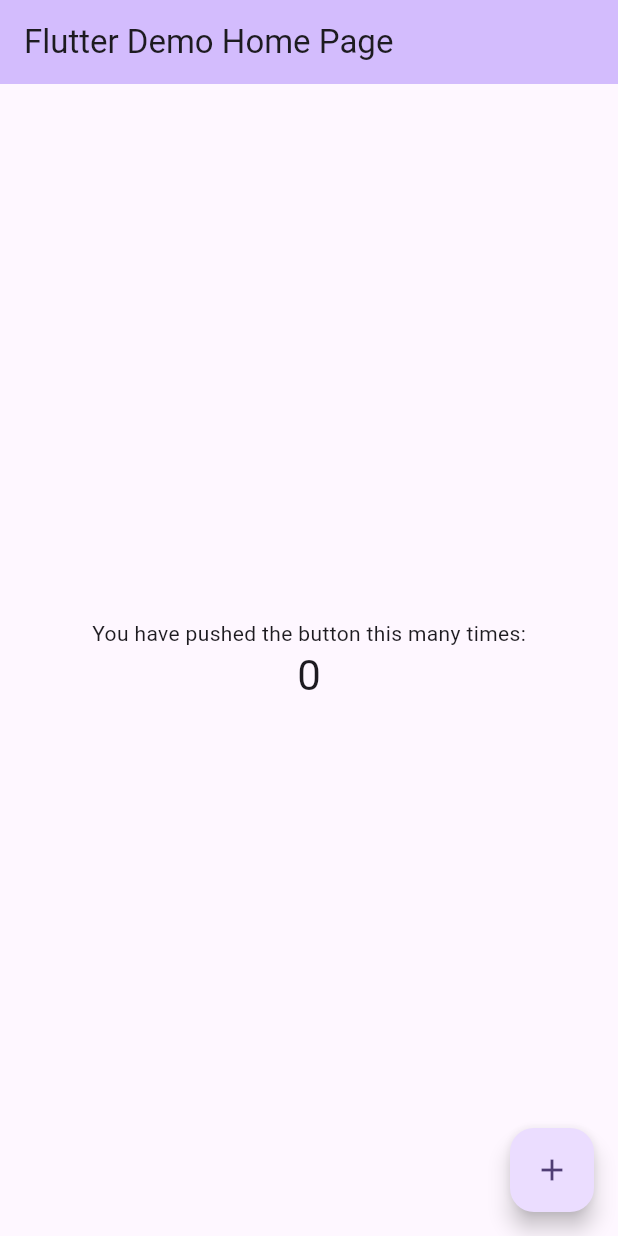
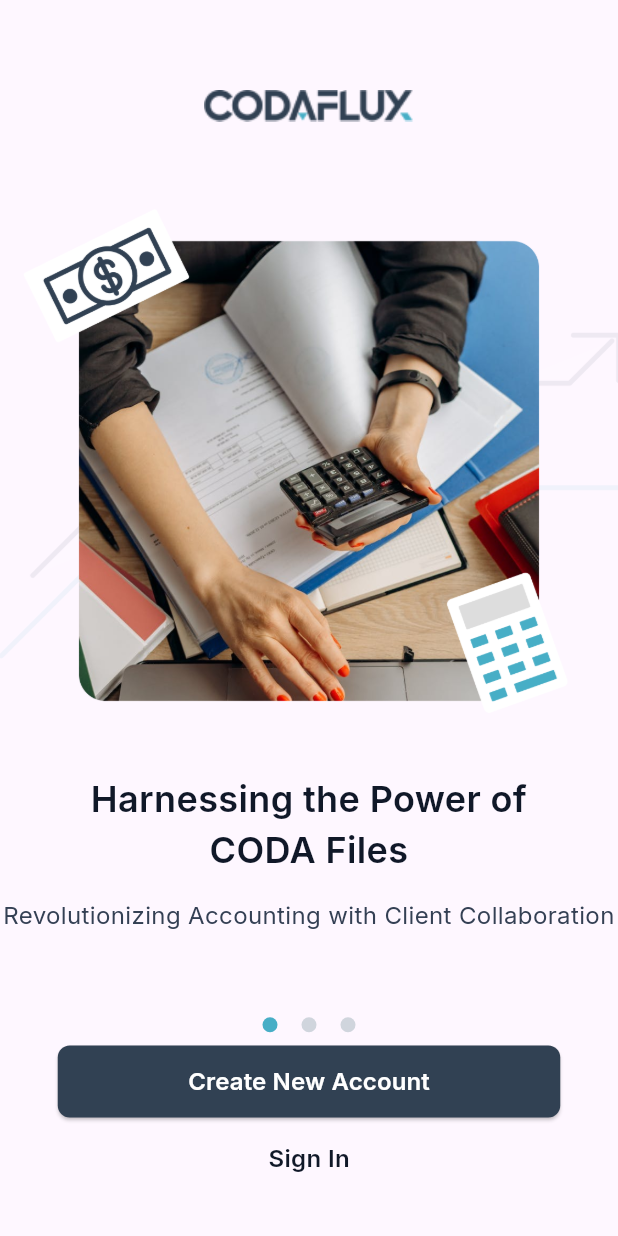
Before and after one commit to MurtazaFlutter/CodaFlux, a Flutter app: the screen it shows after launch, on a phone screen of 412 x 824 dp. Run offline on Flutter 3.47's test engine with Material 2 defaults, Android fonts, the phone set to English and light mode, and no system bars; our stand-ins replace flutter_svg, gap, google_fonts.

Commit message:
two screens done

```diff
--- a/lib/main.dart
+++ b/lib/main.dart
@@ -1,4 +1,6 @@
 import 'package:flutter/material.dart';
+
+import 'screens/onboarding_screen.dart';
 
 void main() {
   runApp(const MyApp());
@@ -11,115 +13,12 @@ class MyApp extends StatelessWidget {
   @override
   Widget build(BuildContext context) {
     return MaterialApp(
+      debugShowCheckedModeBanner: false,
       title: 'Flutter Demo',
       theme: ThemeData(
-        // This is the theme of your application.
-        //
-        // TRY THIS: Try running your application with "flutter run". You'll see
-        // the application has a blue toolbar. Then, without quitting the app,
-        // try changing the seedColor in the colorScheme below to Colors.green
-        // and then invoke "hot reload" (save your changes or press the "hot
-        // reload" button in a Flutter-supported IDE, or press "r" if you used
-        // the command line to start the app).
-        //
-        // Notice that the counter didn't reset back to zero; the application
-        // state is not lost during the reload. To reset the state, use hot
-        // restart instead.
-        //
-        // This works for code too, not just values: Most code changes can be
-        // tested with just a hot reload.
-        colorScheme: ColorScheme.fromSeed(seedColor: Colors.deepPurple),
         useMaterial3: true,
       ),
-      home: const MyHomePage(title: 'Flutter Demo Home Page'),
+      home: const OnBoardingScreen(),
     );
   }
 }
-
-class MyHomePage extends StatefulWidget {
-  const MyHomePage({super.key, required this.title});
-
-  // This widget is the home page of your application. It is stateful, meaning
-  // that it has a State object (defined below) that contains fields that affect
-  // how it looks.
-
-  // This class is the configuration for the state. It holds the values (in this
-  // case the title) provided by the parent (in this case the App widget) and
-  // used by the build method of the State. Fields in a Widget subclass are
-  // always marked "final".
-
-  final String title;
-
-  @override
-  State<MyHomePage> createState() => _MyHomePageState();
-}
-
-class _MyHomePageState extends State<MyHomePage> {
-  int _counter = 0;
-
-  void _incrementCounter() {
-    setState(() {
-      // This call to setState tells the Flutter framework that something has
-      // changed in this State, which causes it to rerun the build method below
-      // so that the display can reflect the updated values. If we changed
-      // _counter without calling setState(), then the build method would not be
-      // called again, and so nothing would appear to happen.
-      _counter++;
-    });
-  }
-
-  @override
-  Widget build(BuildContext context) {
-    // This method is rerun every time setState is called, for instance as done
-    // by the _incrementCounter method above.
-    //
-    // The Flutter framework has been optimized to make rerunning build methods
-    // fast, so that you can just rebuild anything that needs updating rather
-    // than having to individually change instances of widgets.
-    return Scaffold(
-      appBar: AppBar(
-        // TRY THIS: Try changing the color here to a specific color (to
-        // Colors.amber, perhaps?) and trigger a hot reload to see the AppBar
-        // change color while the other colors stay the same.
-        backgroundColor: Theme.of(context).colorScheme.inversePrimary,
-        // Here we take the value from the MyHomePage object that was created by
-        // the App.build method, and use it to set our appbar title.
-        title: Text(widget.title),
-      ),
-      body: Center(
-        // Center is a layout widget. It takes a single child and positions it
-        // in the middle of the parent.
-        child: Column(
-          // Column is also a layout widget. It takes a list of children and
-          // arranges them vertically. By default, it sizes itself to fit its
-          // children horizontally, and tries to be as tall as its parent.
-          //
-          // Column has various properties to control how it sizes itself and
-          // how it positions its children. Here we use mainAxisAlignment to
-          // center the children vertically; the main axis here is the vertical
-          // axis because Columns are vertical (the cross axis would be
-          // horizontal).
-          //
-          // TRY THIS: Invoke "debug painting" (choose the "Toggle Debug Paint"
-          // action in the IDE, or press "p" in the console), to see the
-          // wireframe for each widget.
-          mainAxisAlignment: MainAxisAlignment.center,
-          children: <Widget>[
-            const Text(
-              'You have pushed the button this many times:',
-            ),
-            Text(
-              '$_counter',
-              style: Theme.of(context).textTheme.headlineMedium,
-            ),
-          ],
-        ),
-      ),
-      floatingActionButton: FloatingActionButton(
-        onPressed: _incrementCounter,
-        tooltip: 'Increment',
-        child: const Icon(Icons.add),
-      ), // This trailing comma makes auto-formatting nicer for build methods.
-    );
-  }
-}
--- /dev/null
+++ b/lib/screens/onboarding_screen.dart
@@ -0,0 +1,92 @@
+import 'package:coda_flex/screens/sign_up_screen.dart';
+import 'package:coda_flex/utils/colors.dart';
+import 'package:flutter/material.dart';
+import 'package:gap/gap.dart';
+import '../widgets/primary_button.dart';
+import '../widgets/text_widget.dart';
+
+class OnBoardingScreen extends StatefulWidget {
+  const OnBoardingScreen({super.key});
+
+  @override
+  State<OnBoardingScreen> createState() => _OnBoardingScreenState();
+}
+
+class _OnBoardingScreenState extends State<OnBoardingScreen> {
+  @override
+  Widget build(BuildContext context) {
+    int selectedIndex = 0;
+    return Scaffold(
+      body: Column(
+        mainAxisAlignment: MainAxisAlignment.center,
+        crossAxisAlignment: CrossAxisAlignment.center,
+        children: [
+          const Gap(60),
+
+          Image.asset('lib/assets/applogo.png'),
+
+          const Gap(58),
+        Flexible(
+          child: PageView.builder(
+            itemCount: 3,
+            onPageChanged: (value) {
+            setState(() {
+                selectedIndex = value;
+            });
+            },
+            itemBuilder: ((context, index) {
+            return Column(
+              children: [
+                Image.asset('lib/assets/onboard1.png'),
+                  const Gap(40),
+            const Center(
+              child: TextWidget(text: 'Harnessing the Power of \nCODA Files', weight: FontWeight.w600, size: 24, color: kSecondarColor, align: TextAlign.center,)
+            ),
+            const Gap(16),
+            const TextWidget(text: 'Revolutionizing Accounting with Client Collaboration', weight: FontWeight.w400, size: 16, align: TextAlign.center, color: Color(0xff344054
+      ),),
+      const Gap(48),
+
+            Row(
+              mainAxisAlignment: MainAxisAlignment.center,
+              crossAxisAlignment: CrossAxisAlignment.center,
+              children: [
+                ...List.generate(3, (index) => Padding(
+                  padding: const EdgeInsets.all(8.0),
+                  child: Container(
+                  height: 10, width: 10,
+                  decoration: BoxDecoration(
+                    color: selectedIndex == index ?  const Color(0xff47AEC6) : const Color(0xffD0D5DD),
+                    borderRadius: BorderRadius.circular(10),
+                  ),
+                ),
+                ),)
+              ],
+            )
+
+
+
+              ],
+            );
+          })),
+        ),
+
+
+
+        PrimaryButton(
+          buttonTitle: 'Create New Account',
+          onTap: () {
+            Navigator.push(context, MaterialPageRoute(builder: ((context) => const SignUpScreen())));
+
+          },
+        ),
+          const Gap(16),
+          const TextWidget(text: 'Sign In', weight: FontWeight.w600, size: 16, color: kSecondarColor,),
+          const Gap(40)
+
+
+        ],
+      ),
+    );
+  }
+}
--- /dev/null
+++ b/lib/utils/colors.dart
@@ -0,0 +1,7 @@
+
+
+import 'package:flutter/material.dart';
+
+const kPrimaryColor = Color(0xff314153);
+const kSecondarColor = Color(0xff101828);
+const kAccent1Color = Color(0xff47AEC6);
--- /dev/null
+++ b/lib/widgets/primary_button.dart
@@ -0,0 +1,27 @@
+import 'package:flutter/material.dart';
+import '../utils/colors.dart';
+import 'text_widget.dart';
+
+class PrimaryButton extends StatelessWidget {
+  final String buttonTitle;
+  final VoidCallback onTap;
+  const PrimaryButton({
+    super.key, required this.buttonTitle, required this.onTap,
+  });
+
+  @override
+  Widget build(BuildContext context) {
+    return ElevatedButton(
+      style: ElevatedButton.styleFrom(
+      shape: RoundedRectangleBorder(
+        borderRadius: BorderRadius.circular(8)
+      ),
+        backgroundColor: kPrimaryColor,
+        fixedSize: const Size.fromWidth(335),
+        maximumSize: const Size.fromHeight(48),
+
+
+      ),
+      onPressed: onTap, child:  TextWidget(text: buttonTitle, weight: FontWeight.w600, size: 16, color: Colors.white,));
+  }
+}
--- /dev/null
+++ b/lib/widgets/text_widget.dart
@@ -0,0 +1,27 @@
+import 'package:flutter/material.dart';
+import 'package:google_fonts/google_fonts.dart';
+
+class TextWidget extends StatelessWidget {
+  final String text;
+  final FontWeight weight;
+  final Color? color;
+  final double size;
+  final TextAlign? align;
+
+  const TextWidget({
+    super.key, required this.text, required this.weight, this.color, required this.size, this.align,
+  });
+
+  @override
+  Widget build(BuildContext context) {
+    return Text(text, style: GoogleFonts.inter(
+      fontSize: size,
+      fontWeight: weight,
+
+      color: color
+
+    ),
+    textAlign:align,
+    );
+  }
+}
```
Also changed, not shown: lib/screens/sign_in_screen.dart (added, +207 -0 lines), lib/screens/sign_up_screen.dart (added, +10 -0 lines), pubspec.yaml (+6 -2 lines), lib/assets/apple.svg (added), lib/assets/applogo.png (added), lib/assets/facebook.svg (added), lib/assets/google.svg (added), lib/assets/onboard1.png (added), pubspec.lock, 55 other files.
